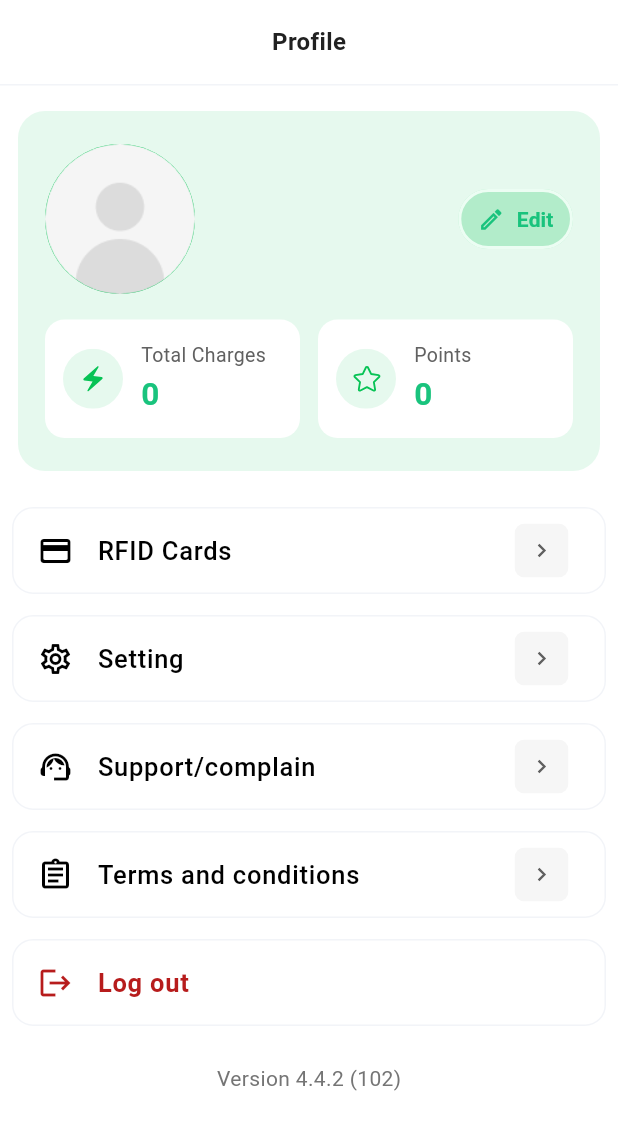
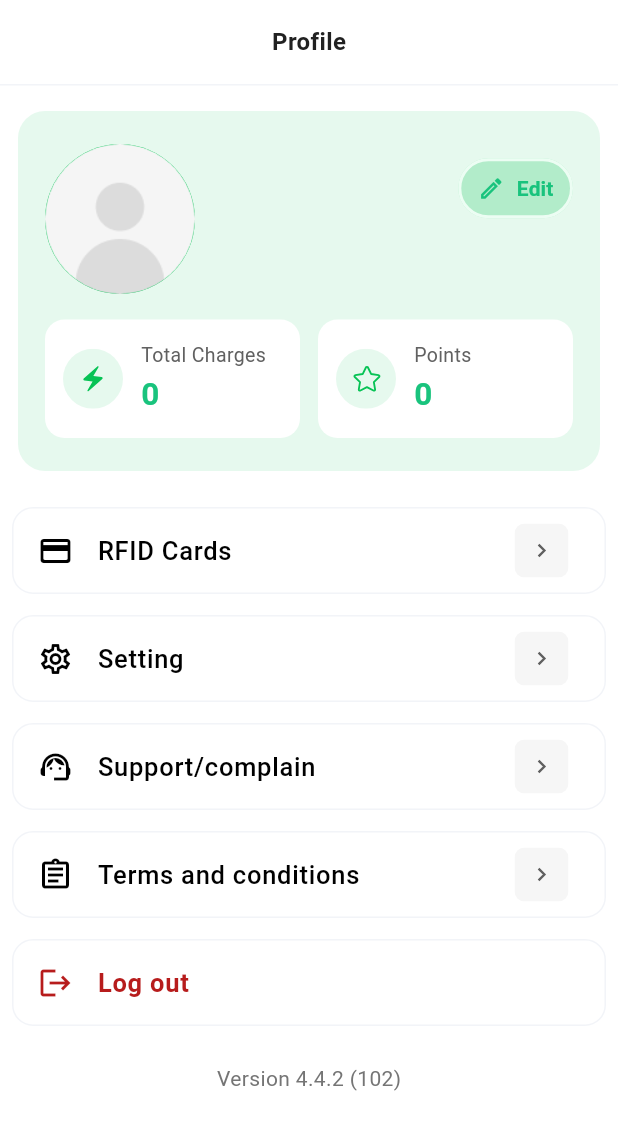
Before and after one commit to michaelsam94/mp-mobile, a Flutter app: the ProfileScreen screen opened directly, on a phone screen of 412 x 824 dp. Shown: the top 1130 px of the screen. Run offline on Flutter 3.47's test engine with Material 3 defaults, Android fonts, the phone set to English and light mode, and no system bars; our stand-ins replace bloc, dio, dotted_border, firebase_core, firebase_messaging, flutter_bloc and 9 more; missing offline and left inert: mobile_scanner; accounts and stored records are empty; network calls fail; project files that could hold a hidden picture were left out.

Commit message:
Update profile and wallet screens: move edit button, add bottom padding, adjust wallet padding

```diff
--- a/lib/presentation/profile/profile_screen.dart
+++ b/lib/presentation/profile/profile_screen.dart
@@ -188,7 +188,10 @@ class _ProfileScreenState extends State<ProfileScreen> {
                               child: Column(
                                 crossAxisAlignment: CrossAxisAlignment.start,
                                 children: [
-                                  Text(
+                                  Row(
+                                    children: [
+                                      Expanded(
+                                        child: Text(
                                           CacheHelper.getUserData()?.user?.fullName ??
                                               "",
                                           style: TextStyle(
@@ -197,28 +200,8 @@ class _ProfileScreenState extends State<ProfileScreen> {
                                             color: Colors.black,
                                           ),
                                         ),
-                                  SizedBox(height: 3),
-                                  Text(
-                                    CacheHelper.getUserData()?.user?.email ?? "",
-                                    style: TextStyle(
-                                      color: Colors.grey[700],
-                                      fontSize: 13,
                                       ),
-                                  ),
-                                  Text(
-                                    CacheHelper.getUserData()
-                                            ?.user
-                                            ?.mobileNumber ??
-                                        "",
-                                    style: TextStyle(
-                                      color: Colors.grey[700],
-                                      fontSize: 13,
-                                    ),
-                                  ),
-                                ],
-                              ),
-                            ),
-                            SizedBox(width: 5),
+                                      SizedBox(width: 8),
                                       ElevatedButton.icon(
                                         onPressed: () {
                                           context.goTo(EditProfileScreen());
@@ -247,6 +230,29 @@ class _ProfileScreenState extends State<ProfileScreen> {
                                             borderRadius: BorderRadius.circular(50),
                                             side: BorderSide(color: bgGreen, width: 2),
                                           ),
+                                        ),
+                                      ),
+                                    ],
+                                  ),
+                                  SizedBox(height: 3),
+                                  Text(
+                                    CacheHelper.getUserData()?.user?.email ?? "",
+                                    style: TextStyle(
+                                      color: Colors.grey[700],
+                                      fontSize: 13,
+                                    ),
+                                  ),
+                                  Text(
+                                    CacheHelper.getUserData()
+                                            ?.user
+                                            ?.mobileNumber ??
+                                        "",
+                                    style: TextStyle(
+                                      color: Colors.grey[700],
+                                      fontSize: 13,
+                                    ),
+                                  ),
+                                ],
                               ),
                             ),
                           ],
@@ -411,7 +417,7 @@ class _ProfileScreenState extends State<ProfileScreen> {
                     style: TextStyle(color: Colors.grey[600], fontSize: 14),
                   ),
                 ),
-                SizedBox(height: 10),
+                SizedBox(height: 100),
               ],
             );
           },
--- a/lib/presentation/wallet/wallet_screen.dart
+++ b/lib/presentation/wallet/wallet_screen.dart
@@ -66,7 +66,7 @@ class WalletScreen extends StatelessWidget {
                       ),
                       borderRadius: BorderRadius.circular(26),
                     ),
-                    padding: EdgeInsets.symmetric(horizontal: 16, vertical: 26),
+                    padding: EdgeInsets.symmetric(horizontal: 16, vertical: 8),
                     child: BlocBuilder<WalletCubit, WalletState>(
                       builder: (context, state) {
                         return Column(
```
Also changed, not shown: lib/presentation/profile/models/settings_response_model.dart (line endings or trailing spaces), 1 other file. Lines whose indentation alone changed are shown as unchanged.
